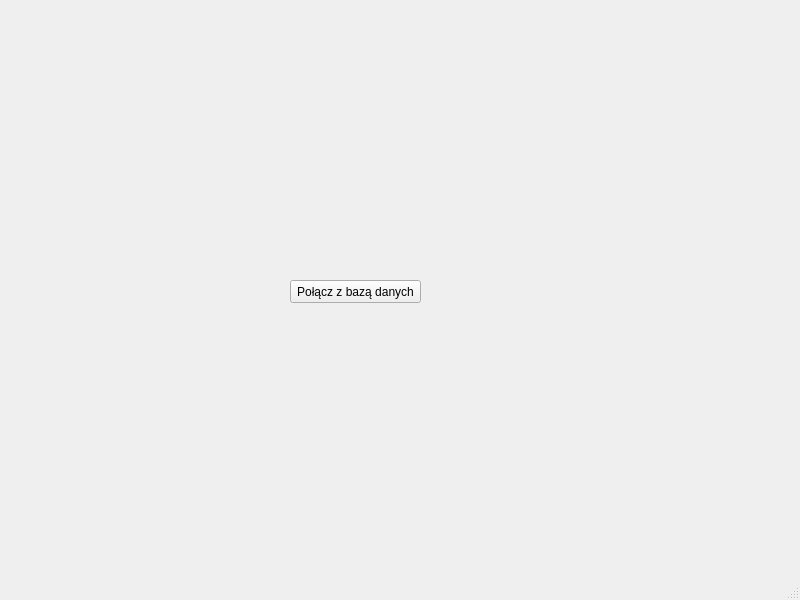
Old version of the form app/mainwindow.ui in the repository Cielako/GIMS.
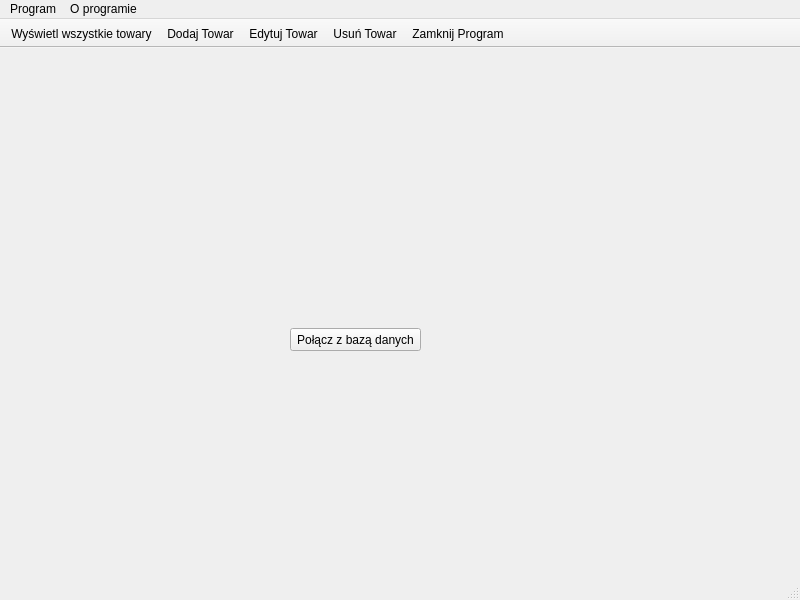
New version of the form. Icons and pictures are not drawn.

Commit message: Dodano przyciski aplikacji + robocza baza danych

```diff
--- a/app/mainwindow.ui
+++ b/app/mainwindow.ui
@@ -37,8 +37,105 @@
      <height>21</height>
     </rect>
    </property>
+   <widget class="QMenu" name="menuO_programie">
+    <property name="title">
+     <string>O programie</string>
+    </property>
+    <addaction name="action_information"/>
+   </widget>
+   <widget class="QMenu" name="menuBaza">
+    <property name="title">
+     <string>Program</string>
+    </property>
+    <addaction name="action_show_all_productsl"/>
+    <addaction name="actio_add_product"/>
+    <addaction name="action_edit_product"/>
+    <addaction name="action_delete_producy"/>
+    <addaction name="action_exit_app"/>
+   </widget>
+   <addaction name="menuBaza"/>
+   <addaction name="menuO_programie"/>
   </widget>
   <widget class="QStatusBar" name="statusbar"/>
+  <widget class="QToolBar" name="toolBar">
+   <property name="windowTitle">
+    <string>toolBar</string>
+   </property>
+   <property name="movable">
+    <bool>false</bool>
+   </property>
+   <attribute name="toolBarArea">
+    <enum>TopToolBarArea</enum>
+   </attribute>
+   <attribute name="toolBarBreak">
+    <bool>false</bool>
+   </attribute>
+   <addaction name="action_show_all_productsl"/>
+   <addaction name="actio_add_product"/>
+   <addaction name="action_edit_product"/>
+   <addaction name="action_delete_producy"/>
+   <addaction name="action_exit_app"/>
+  </widget>
+  <action name="action_information">
+   <property name="icon">
+    <iconset resource="res.qrc">
+     <normaloff>:/images/about.png</normaloff>:/images/about.png</iconset>
+   </property>
+   <property name="text">
+    <string>Informacje</string>
+   </property>
+   <property name="toolTip">
+    <string>Wyświetl podstawowe informacje o programie</string>
+   </property>
+   <property name="shortcut">
+    <string>Ctrl+I</string>
+   </property>
+  </action>
+  <action name="action_show_all_productsl">
+   <property name="icon">
+    <iconset resource="res.qrc">
+     <normaloff>:/images/home.png</normaloff>:/images/home.png</iconset>
+   </property>
+   <property name="text">
+    <string>Wyświetl wszystkie towary</string>
+   </property>
+  </action>
+  <action name="actio_add_product">
+   <property name="icon">
+    <iconset resource="res.qrc">
+     <normaloff>:/images/add.png</normaloff>:/images/add.png</iconset>
+   </property>
+   <property name="text">
+    <string>Dodaj Towar</string>
+   </property>
+  </action>
+  <action name="action_edit_product">
+   <property name="icon">
+    <iconset resource="res.qrc">
+     <normaloff>:/images/edit.png</normaloff>:/images/edit.png</iconset>
+   </property>
+   <property name="text">
+    <string>Edytuj Towar</string>
+   </property>
+  </action>
+  <action name="action_delete_producy">
+   <property name="icon">
+    <iconset resource="res.qrc">
+     <normaloff>:/images/delete.png</normaloff>:/images/delete.png</iconset>
+   </property>
+   <property name="text">
+    <string>Usuń Towar</string>
+   </property>
+  </action>
+  <action name="action_exit_app">
+   <property name="icon">
+    <iconset resource="res.qrc">
+     <normaloff>:/images/exit.png</normaloff>:/images/exit.png</iconset>
+   </property>
+   <property name="text">
+    <string>Zamknij Program</string>
+   </property>
+  </action>
  </widget>
  <resources/>
  <connections/>
```
Left out of the diff: 4 changed lines with no effect on the pictures. The commit also changes 38 other files.
